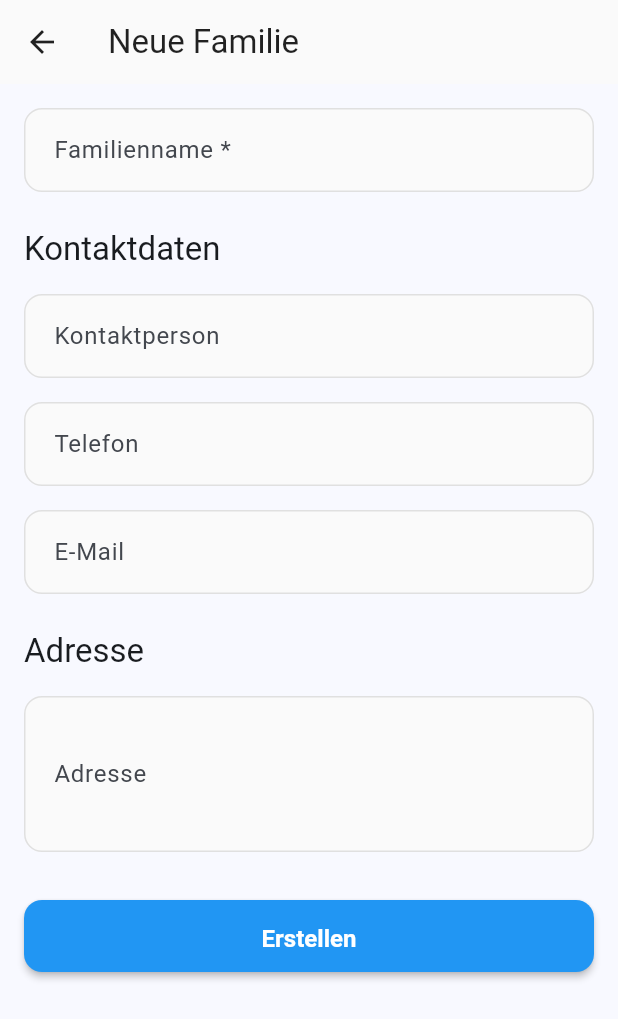
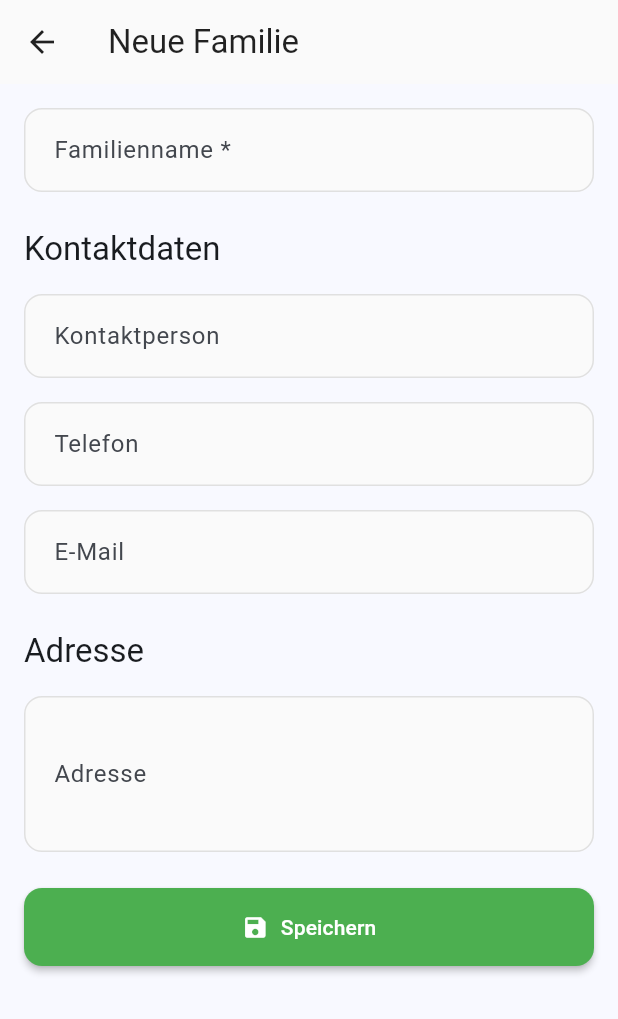
Before and after one commit to ptC7H12/Freizeitkasse, a Flutter app: the FamilyFormScreen screen opened directly, on a phone screen of 412 x 824 dp. Shown: the top 1019 px of the screen. Run offline on Flutter 3.47's test engine with Material 3 defaults, Android fonts, the phone set to English and light mode, and no system bars; our stand-ins replace drift, file_picker, fl_chart, flutter_riverpod, logger, pdf and 2 more; missing offline and left inert: barcode, excel; accounts and stored records are empty; generated files the repository leaves out were written again.

Commit message:
refactor: Vereinheitliche Save-Buttons auf FilledButton.icon (FAB-Design)
Alle Form-Screens verwenden jetzt konsistent FilledButton.icon mit
Icons.save und einheitlichem Label-Pattern (Speichern/Aktualisieren).
Ersetzt ElevatedButton in Payment, Family und Participant Forms.
Ersetzt Icons.check durch Icons.save in Task Form.

Behebt Verstoß gegen Regel 14 (Button Consistency).

https://claude.ai/code/session_012NpNAGrFRG2p4mgVRZ6xm8

```diff
--- a/lib/screens/families/family_form_screen.dart
+++ b/lib/screens/families/family_form_screen.dart
@@ -168,20 +168,21 @@ class _FamilyFormScreenState extends ConsumerState<FamilyFormScreen> {
               maxLines: 3,
             ),
 
-            const SizedBox(height: 32),
+            const SizedBox(height: AppConstants.spacingL),
 
             // Speichern-Button
-            SizedBox(
-              height: 48,
-              child: ElevatedButton(
-                onPressed: _isLoading ? null : _saveFamily,
-                child: _isLoading
-                    ? const SizedBox(
-                        height: 20,
-                        width: 20,
-                        child: CircularProgressIndicator(strokeWidth: 2),
-                      )
-                    : Text(isEdit ? 'Speichern' : 'Erstellen'),
+            FilledButton.icon(
+              onPressed: _isLoading ? null : _saveFamily,
+              icon: _isLoading
+                  ? const SizedBox(
+                      width: 20,
+                      height: 20,
+                      child: CircularProgressIndicator(strokeWidth: 2),
+                    )
+                  : const Icon(Icons.save),
+              label: Text(isEdit ? 'Aktualisieren' : 'Speichern'),
+              style: FilledButton.styleFrom(
+                padding: AppConstants.paddingAll16,
               ),
             ),
 
--- a/lib/screens/tasks/task_form_screen.dart
+++ b/lib/screens/tasks/task_form_screen.dart
@@ -379,8 +379,8 @@ class _TaskFormScreenState extends ConsumerState<TaskFormScreen> {
                                 height: 20,
                                 child: CircularProgressIndicator(strokeWidth: 2),
                               )
-                            : const Icon(Icons.check),
-                        label: Text(widget.taskId == null ? 'Erstellen' : 'Speichern'),
+                            : const Icon(Icons.save),
+                        label: Text(widget.taskId == null ? 'Speichern' : 'Aktualisieren'),
                       ),
                     ],
                   ),
```
Also changed, not shown: lib/screens/participants/participant_form_screen.dart (+13 -12 lines), lib/screens/payments/payment_form_screen.dart (+13 -12 lines).
